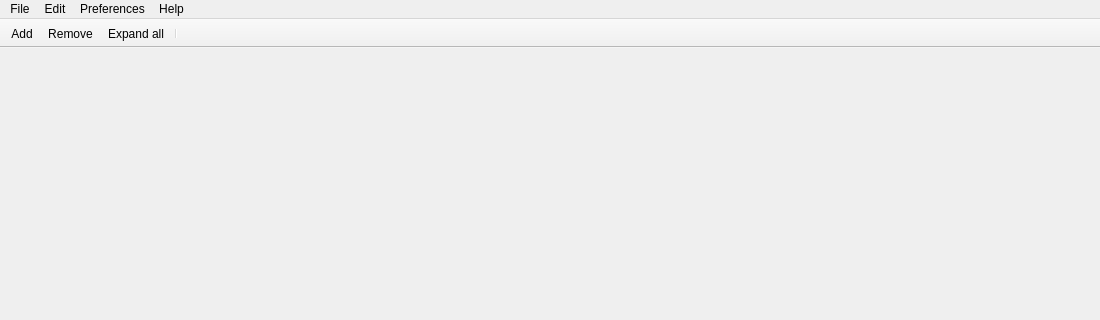
The window that mainwindow.ui (ic005k/Xplist) describes before a commit, drawn with Qt 5; both pictures show x 0 to 1100 and y 0 to 320 of the 1100 by 600 pixel window.
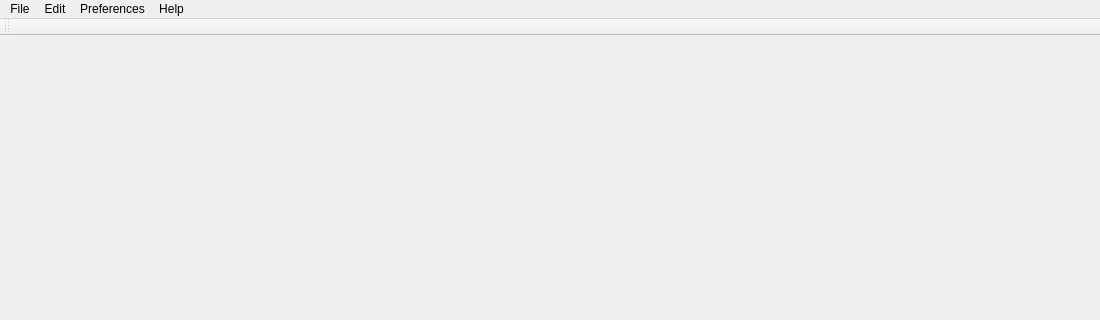
The same window after the commit. Icons and pictures are not drawn.

```diff
--- a/mainwindow.ui
+++ b/mainwindow.ui
@@ -114,17 +114,14 @@
    <addaction name="menuHelp"/>
   </widget>
   <widget class="QToolBar" name="mainToolBar">
-   <property name="movable">
-    <bool>false</bool>
-   </property>
-   <property name="iconSize">
-    <size>
-     <width>32</width>
-     <height>32</height>
-    </size>
+   <property name="windowTitle">
+    <string>toolBar</string>
    </property>
    <property name="toolButtonStyle">
-    <enum>Qt::ToolButtonTextUnderIcon</enum>
+    <enum>Qt::ToolButtonIconOnly</enum>
+   </property>
+   <property name="floatable">
+    <bool>true</bool>
    </property>
    <attribute name="toolBarArea">
     <enum>TopToolBarArea</enum>
@@ -132,10 +129,6 @@
    <attribute name="toolBarBreak">
     <bool>false</bool>
    </attribute>
-   <addaction name="actionAdd"/>
-   <addaction name="actionRemove"/>
-   <addaction name="actionExpand_all"/>
-   <addaction name="separator"/>
   </widget>
   <widget class="QStatusBar" name="statusBar"/>
   <action name="actionAdd">
```
Left out of the diff: 41 changed lines with no effect on the pictures.
